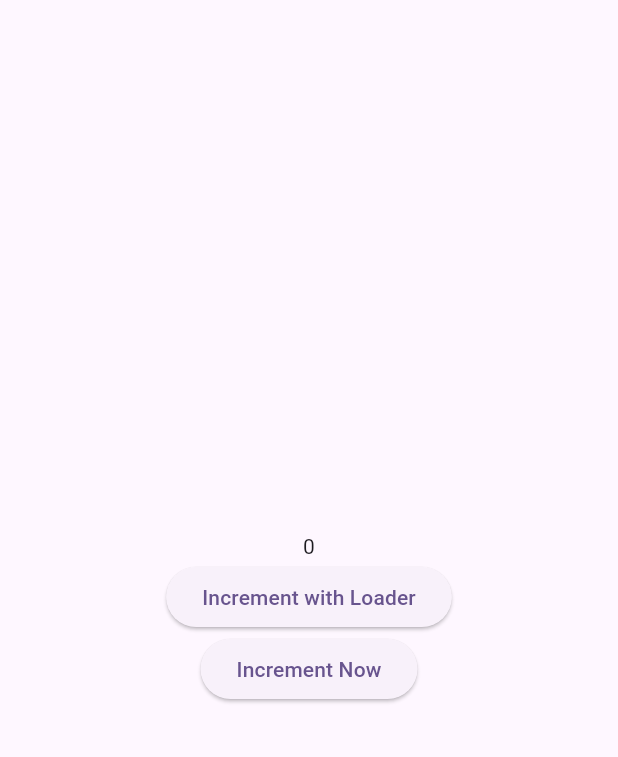
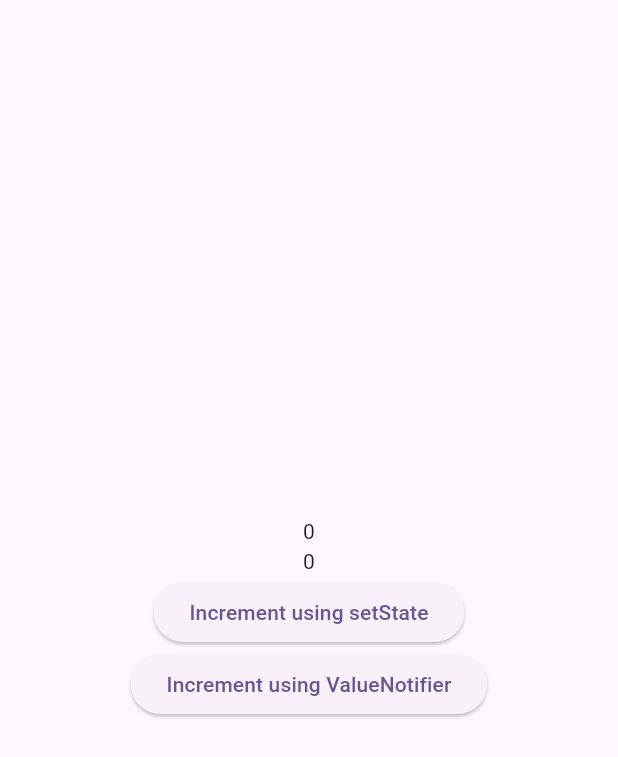
Before and after one commit to CodeOTR/code_on_the_rocks, a Flutter app: the screen it shows after launch, on a phone screen of 412 x 824 dp. Shown: the top 757 px of the screen. Run offline on Flutter 3.47's test engine with Material 2 defaults, Android fonts, the phone set to English and light mode, and no system bars.

Commit message:
Better example

```diff
--- a/example/lib/main.dart
+++ b/example/lib/main.dart
@@ -33,23 +33,24 @@ class HomeView extends StatelessWidget {
                 child: Column(
                   mainAxisSize: MainAxisSize.min,
                   children: [
-                    Text(model.counter.value.toString()),
+                    ValueListenableBuilder(valueListenable: model.counter, builder: (context, value, child) => Text(value.toString())),
+                    const SeparatedCounter(),
                     ElevatedButton(
                       onPressed: model.isLoading
                           ? () {}
                           : () async {
-                              model.incrementCounterWithLoader();
+                              HomeViewModel().of(context).incrementCounterWithSetState();
                               model.setLoading(false);
                             },
-                      child: const Text('Increment with Loader'),
+                      child: const Text('Increment using setState'),
                     ),
                     ElevatedButton(
                       onPressed: model.isLoading
                           ? () {}
                           : () {
-                              model.incrementCounter();
+                              model.incrementCounterWithValueNotifier();
                             },
-                      child: const Text('Increment Now'),
+                      child: const Text('Increment using ValueNotifier'),
                     )
                   ],
                 ),
@@ -60,6 +61,15 @@ class HomeView extends StatelessWidget {
         },
       ),
     );
+  }
+}
+
+class SeparatedCounter extends StatelessWidget {
+  const SeparatedCounter({Key? key}) : super(key: key);
+
+  @override
+  Widget build(BuildContext context) {
+    return Text(HomeViewModel().of(context).counter.value.toString());
   }
 }
 
@@ -74,21 +84,17 @@ class HomeViewModelBuilder extends ViewModelBuilder<HomeViewModel> {
 }
 
 class HomeViewModel extends ViewModel<HomeViewModel> {
-
-  static HomeViewModel of(BuildContext context) => (context.dependOnInheritedWidgetOfExactType<ViewModelProvider>()!.state) as HomeViewModel;
+  // static HomeViewModel of(BuildContext context) => (context.dependOnInheritedWidgetOfExactType<ViewModelProvider<ViewModel<HomeViewModel>>>()!.state) as HomeViewModel;
 
   ValueNotifier<int> counter = ValueNotifier(0);
 
-  Future<void> incrementCounterWithLoader() async {
-    setLoading(true);
-    await Future.delayed(const Duration(seconds: 1));
-    counter.value = counter.value + 1;
-    setLoading(false);
+  Future<void> incrementCounterWithSetState() async {
+    setState(() {
+      counter.value = counter.value + 1;
+    });
   }
 
-  void incrementCounter() {
-    setState(() {
-      counter.value++;
-    });
+  void incrementCounterWithValueNotifier() {
+    counter.value++;
   }
 }
```
Also changed, not shown: lib/code_on_the_rocks.dart (+6 -1 lines), 1 other file.
